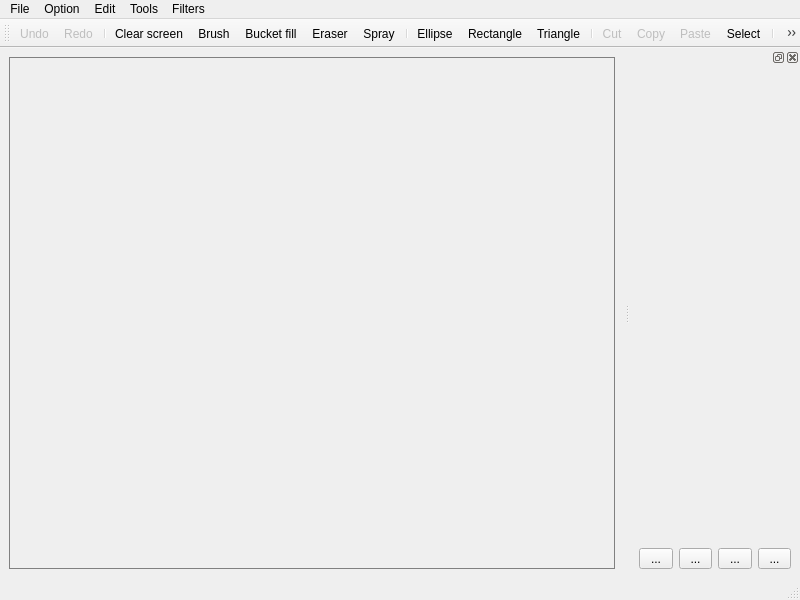
karina-cherednyk/OOP_Practice, file Paint/mainwindow.ui: the form before one commit.
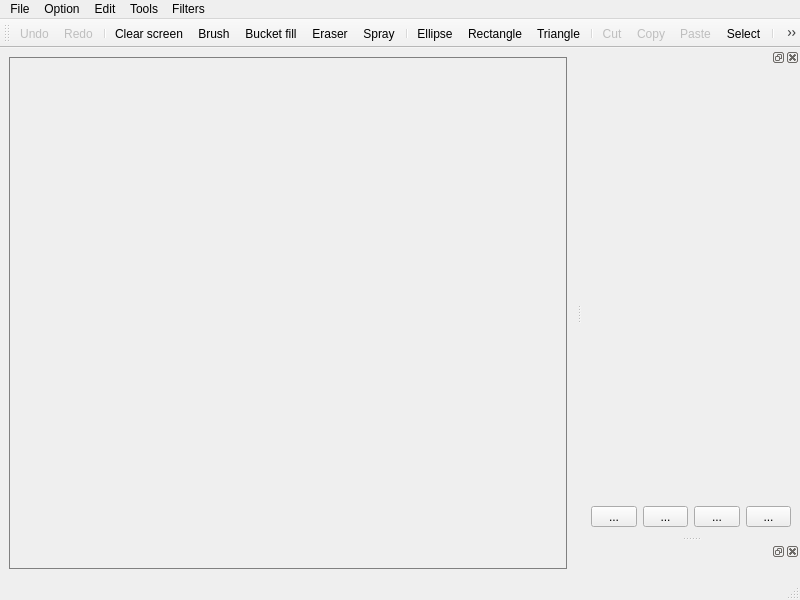
The form after the commit. Icons and pictures are not drawn. Custom widgets are drawn as their Qt base class.

Commit message: custom colorpicker integrated

What changed in the file:
```diff
--- a/Paint/mainwindow.ui
+++ b/Paint/mainwindow.ui
@@ -162,7 +162,7 @@
        </property>
        <property name="maximumSize">
         <size>
-         <width>152</width>
+         <width>200</width>
          <height>16777215</height>
         </size>
        </property>
@@ -233,6 +233,12 @@
     </layout>
    </widget>
   </widget>
+  <widget class="QDockWidget" name="dockWidget">
+   <attribute name="dockWidgetArea">
+    <number>2</number>
+   </attribute>
+   <widget class="ColorPicker" name="colorpicker"/>
+  </widget>
   <action name="actionOpen">
    <property name="text">
     <string>Open</string>
@@ -502,6 +508,14 @@
    </property>
   </action>
  </widget>
+ <customwidgets>
+  <customwidget>
+   <class>ColorPicker</class>
+   <extends>QWidget</extends>
+   <header>colorpicker.h</header>
+   <container>1</container>
+  </customwidget>
+ </customwidgets>
  <resources>
   <include location="resources.qrc"/>
  </resources>
```
The commit also changes 8 other files.
